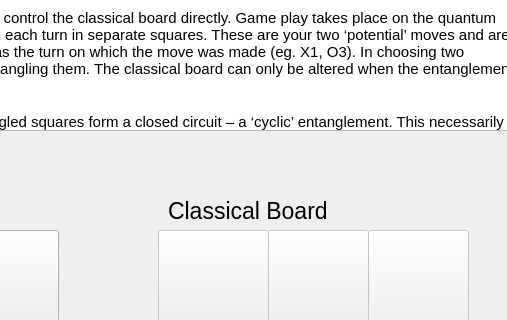
funtowrite/quantumttt, file mainwindow.ui: the form before one commit; both pictures show x 292 to 799 and y 116 to 436 of the 799 by 786 pixel window.
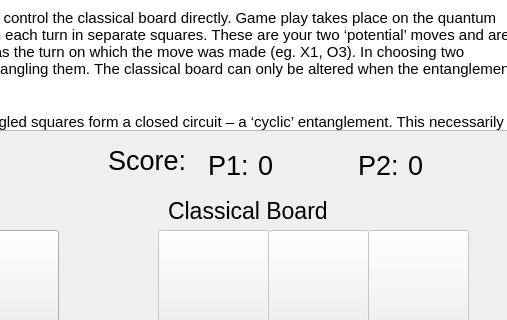
The form after the commit.

Diff of the .ui file:
```diff
--- a/mainwindow.ui
+++ b/mainwindow.ui
@@ -427,6 +427,96 @@
      <string>'s Turn</string>
     </property>
    </widget>
+   <widget class="QLabel" name="p1score">
+    <property name="geometry">
+     <rect>
+      <x>550</x>
+      <y>230</y>
+      <width>47</width>
+      <height>31</height>
+     </rect>
+    </property>
+    <property name="font">
+     <font>
+      <pointsize>20</pointsize>
+     </font>
+    </property>
+    <property name="text">
+     <string>0</string>
+    </property>
+   </widget>
+   <widget class="QLabel" name="p2score">
+    <property name="geometry">
+     <rect>
+      <x>700</x>
+      <y>230</y>
+      <width>47</width>
+      <height>31</height>
+     </rect>
+    </property>
+    <property name="font">
+     <font>
+      <pointsize>20</pointsize>
+     </font>
+    </property>
+    <property name="text">
+     <string>0</string>
+    </property>
+   </widget>
+   <widget class="QLabel" name="p2score_2">
+    <property name="geometry">
+     <rect>
+      <x>650</x>
+      <y>230</y>
+      <width>47</width>
+      <height>31</height>
+     </rect>
+    </property>
+    <property name="font">
+     <font>
+      <pointsize>20</pointsize>
+     </font>
+    </property>
+    <property name="text">
+     <string>P2:</string>
+    </property>
+   </widget>
+   <widget class="QLabel" name="p1score_2">
+    <property name="geometry">
+     <rect>
+      <x>500</x>
+      <y>230</y>
+      <width>47</width>
+      <height>31</height>
+     </rect>
+    </property>
+    <property name="font">
+     <font>
+      <pointsize>20</pointsize>
+     </font>
+    </property>
+    <property name="text">
+     <string>P1:</string>
+    </property>
+   </widget>
+   <widget class="QLabel" name="label_4">
+    <property name="geometry">
+     <rect>
+      <x>400</x>
+      <y>220</y>
+      <width>81</width>
+      <height>41</height>
+     </rect>
+    </property>
+    <property name="font">
+     <font>
+      <pointsize>20</pointsize>
+     </font>
+    </property>
+    <property name="text">
+     <string>Score:</string>
+    </property>
+   </widget>
   </widget>
   <widget class="QMenuBar" name="menuBar">
    <property name="geometry">
```
